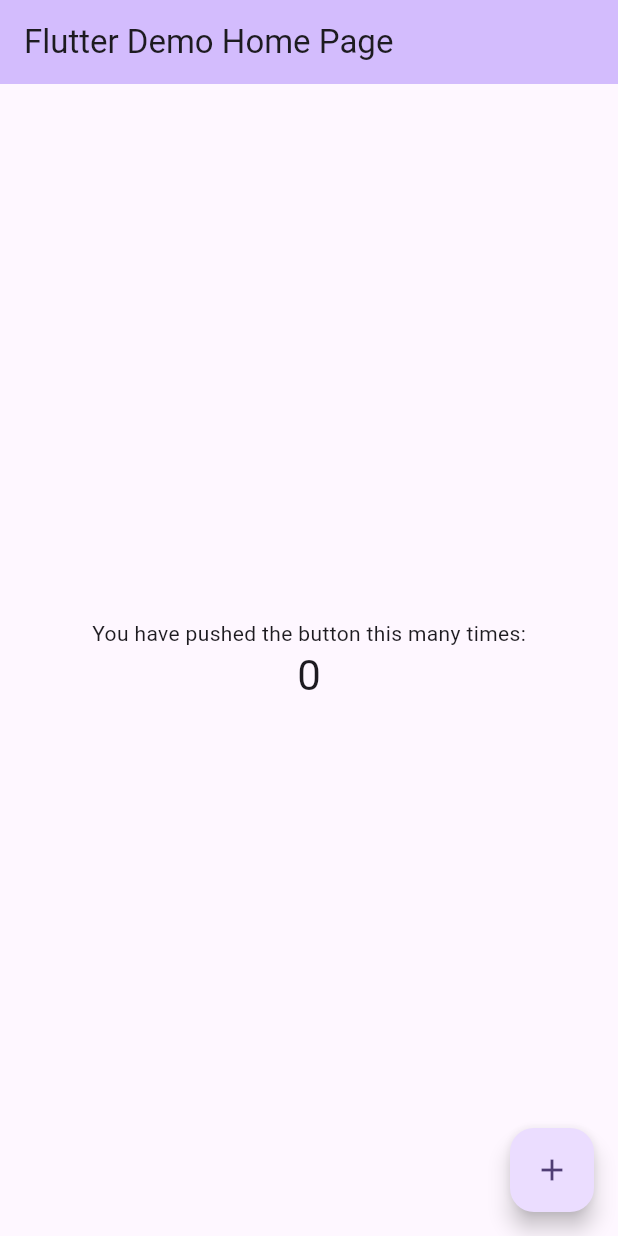
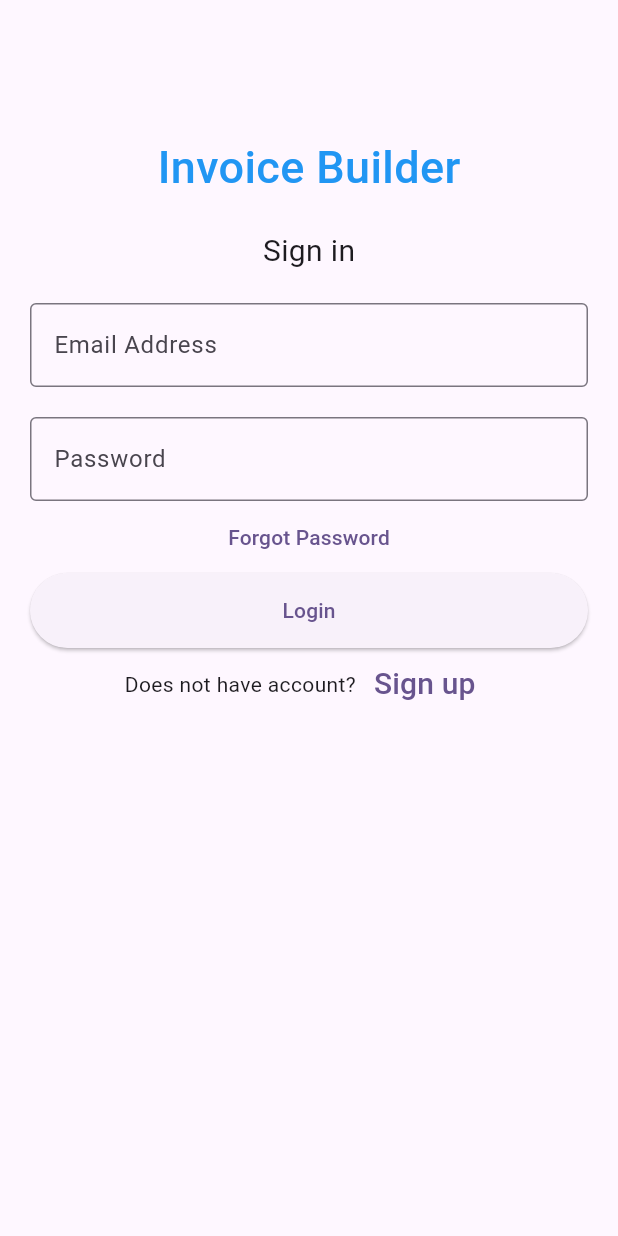
Before and after one commit to Ask-Sikandar/invoice_maker, a Flutter app: the screen it shows after launch, on a phone screen of 412 x 824 dp. Run offline on Flutter 3.47's test engine with Material 3 defaults, Android fonts, the phone set to English and light mode, and no system bars; our stand-ins replace equatable, firebase_auth, firebase_core, flutter_riverpod, hooks_riverpod; accounts and stored records are empty.

Commit message:
Signin, signout, signup working with some error in displaying error

```diff
--- a/analysis_options.yaml
+++ b/analysis_options.yaml
@@ -8,6 +8,10 @@
 # The following line activates a set of recommended lints for Flutter apps,
 # packages, and plugins designed to encourage good coding practices.
 include: package:flutter_lints/flutter.yaml
+
+analyzer:
+  plugins:
+    - custom_lint
 
 linter:
   # The lint rules applied to this project can be customized in the
--- a/lib/main.dart
+++ b/lib/main.dart
@@ -1,8 +1,24 @@
 import 'package:flutter/material.dart';
+import 'package:flutter_riverpod/flutter_riverpod.dart';
+import 'package:invoice_maker/ui/auth_checker.dart';
+import 'package:invoice_maker/ui/login_screen.dart';
+import 'firebase_options.dart';
+import 'package:firebase_core/firebase_core.dart';
 
-void main() {
-  runApp(const MyApp());
+void main() async {
+  WidgetsFlutterBinding.ensureInitialized();
+  await Firebase.initializeApp(
+    options: DefaultFirebaseOptions.currentPlatform,
+  );
+
+  runApp(
+      const ProviderScope(
+          child: MyApp()
+      )
+  );
 }
+
+
 
 class MyApp extends StatelessWidget {
   const MyApp({super.key});
@@ -13,113 +29,11 @@ class MyApp extends StatelessWidget {
     return MaterialApp(
       title: 'Flutter Demo',
       theme: ThemeData(
-        // This is the theme of your application.
-        //
-        // TRY THIS: Try running your application with "flutter run". You'll see
-        // the application has a purple toolbar. Then, without quitting the app,
-        // try changing the seedColor in the colorScheme below to Colors.green
-        // and then invoke "hot reload" (save your changes or press the "hot
-        // reload" button in a Flutter-supported IDE, or press "r" if you used
-        // the command line to start the app).
-        //
-        // Notice that the counter didn't reset back to zero; the application
-        // state is not lost during the reload. To reset the state, use hot
-        // restart instead.
-        //
-        // This works for code too, not just values: Most code changes can be
-        // tested with just a hot reload.
+
         colorScheme: ColorScheme.fromSeed(seedColor: Colors.deepPurple),
         useMaterial3: true,
       ),
-      home: const MyHomePage(title: 'Flutter Demo Home Page'),
+      home: const AuthChecker(),
     );
   }
 }
-
-class MyHomePage extends StatefulWidget {
-  const MyHomePage({super.key, required this.title});
-
-  // This widget is the home page of your application. It is stateful, meaning
-  // that it has a State object (defined below) that contains fields that affect
-  // how it looks.
-
-  // This class is the configuration for the state. It holds the values (in this
-  // case the title) provided by the parent (in this case the App widget) and
-  // used by the build method of the State. Fields in a Widget subclass are
-  // always marked "final".
-
-  final String title;
-
-  @override
-  State<MyHomePage> createState() => _MyHomePageState();
-}
-
-class _MyHomePageState extends State<MyHomePage> {
-  int _counter = 0;
-
-  void _incrementCounter() {
-    setState(() {
-      // This call to setState tells the Flutter framework that something has
-      // changed in this State, which causes it to rerun the build method below
-      // so that the display can reflect the updated values. If we changed
-      // _counter without calling setState(), then the build method would not be
-      // called again, and so nothing would appear to happen.
-      _counter++;
-    });
-  }
-
-  @override
-  Widget build(BuildContext context) {
-    // This method is rerun every time setState is called, for instance as done
-    // by the _incrementCounter method above.
-    //
-    // The Flutter framework has been optimized to make rerunning build methods
-    // fast, so that you can just rebuild anything that needs updating rather
-    // than having to individually change instances of widgets.
-    return Scaffold(
-      appBar: AppBar(
-        // TRY THIS: Try changing the color here to a specific color (to
-        // Colors.amber, perhaps?) and trigger a hot reload to see the AppBar
-        // change color while the other colors stay the same.
-        backgroundColor: Theme.of(context).colorScheme.inversePrimary,
-        // Here we take the value from the MyHomePage object that was created by
-        // the App.build method, and use it to set our appbar title.
-        title: Text(widget.title),
-      ),
-      body: Center(
-        // Center is a layout widget. It takes a single child and positions it
-        // in the middle of the parent.
-        child: Column(
-          // Column is also a layout widget. It takes a list of children and
-          // arranges them vertically. By default, it sizes itself to fit its
-          // children horizontally, and tries to be as tall as its parent.
-          //
-          // Column has various properties to control how it sizes itself and
-          // how it positions its children. Here we use mainAxisAlignment to
-          // center the children vertically; the main axis here is the vertical
-          // axis because Columns are vertical (the cross axis would be
-          // horizontal).
-          //
-          // TRY THIS: Invoke "debug painting" (choose the "Toggle Debug Paint"
-          // action in the IDE, or press "p" in the console), to see the
-          // wireframe for each widget.
-          mainAxisAlignment: MainAxisAlignment.center,
-          children: <Widget>[
-            const Text(
-              'You have pushed the button this many times:',
-            ),
-            Text(
-              '$_counter',
-              style: Theme.of(context).textTheme.headlineMedium,
-            ),
-          ],
-        ),
-      ),
-      floatingActionButton: FloatingActionButton(
-        onPressed: _incrementCounter,
-        tooltip: 'Increment',
-        child: const Icon(Icons.add),
-      ), // This trailing comma makes auto-formatting nicer for build methods.
-    );
-  }
-}
--- /dev/null
+++ b/lib/providers/auth_provider.dart
@@ -0,0 +1,11 @@
+import 'package:firebase_auth/firebase_auth.dart';
+import 'package:hooks_riverpod/hooks_riverpod.dart';
+import 'package:invoice_maker/repository/auth_repository.dart';
+
+final authRepositoryProvider = Provider<AuthRepository>((ref) {
+  return AuthRepository(FirebaseAuth.instance);
+});
+
+final authStateProvider = StreamProvider<User?>((ref) {
+  return ref.read(authRepositoryProvider).authStateChange;
+});
--- /dev/null
+++ b/lib/repository/auth_repository.dart
@@ -0,0 +1,45 @@
+import 'package:firebase_auth/firebase_auth.dart';
+
+class AuthRepository{
+  const AuthRepository(this._auth);
+  final FirebaseAuth _auth;
+
+  Future<void> signOut() async {
+    await _auth.signOut();
+  }
+
+  Stream<User?> get authStateChange => _auth.idTokenChanges();
+
+  Future<void> signUpWithEmailAndPassword(String emailAddress, String password) async {
+    try {
+      final credential = await FirebaseAuth.instance.createUserWithEmailAndPassword(
+        email: emailAddress,
+        password: password,
+      );
+    } on FirebaseAuthException catch (e) {
+      if (e.code == 'weak-password') {
+        throw FirebaseAuthException(code: e.code, message: 'Weak Password, Use a stronger Password');
+      } else if (e.code == 'email-already-in-use') {
+        throw FirebaseAuthException(code: e.code, message: 'Email already in use');
+      }
+    } catch (e) {
+      throw Exception(e.toString());
+    }
+  }
+
+  Future<User?> signInWithEmailAndPassword(String emailAddress, String password) async {
+    try {
+      final credential = await FirebaseAuth.instance.signInWithEmailAndPassword(
+          email: emailAddress,
+          password: password
+      );
+    } on FirebaseAuthException catch (e) {
+      if (e.code == 'user-not-found') {
+        throw FirebaseAuthException(message: 'User not found', code: e.code);
+      } else if (e.code == 'wrong-password') {
+        throw FirebaseAuthException(message: 'Wrong Password', code: e.code);
+      }
+    }
+    return null;
+  }
+}
--- /dev/null
+++ b/lib/ui/auth_checker.dart
@@ -0,0 +1,33 @@
+import 'package:flutter/material.dart';
+import 'package:flutter_riverpod/flutter_riverpod.dart';
+import 'package:invoice_maker/providers/auth_provider.dart';
+
+import 'home_screen.dart';
+import 'login_screen.dart';
+
+class AuthChecker extends ConsumerWidget {
+  const AuthChecker({super.key});
+
+  @override
+  Widget build(BuildContext context, WidgetRef ref) {
+    final authState = ref.watch(authStateProvider);
+
+    return authState.when(
+      data: (user) {
+        if (user != null) return const HomeScreen();
+          return const LoginScreen();
+      },
+      loading: () => const SplashScreen(),
+      error: (e, trace) => const LoginScreen()
+    );
+  }
+}
+
+class SplashScreen extends StatelessWidget {
+  const SplashScreen({super.key});
+
+  @override
+  Widget build(BuildContext context) {
+    return const Scaffold(body: Center(child: CircularProgressIndicator()));
+  }
+}
--- /dev/null
+++ b/lib/ui/login_screen.dart
@@ -0,0 +1,111 @@
+import 'package:flutter/material.dart';
+import 'package:firebase_core/firebase_core.dart';
+import 'package:flutter_riverpod/flutter_riverpod.dart';
+import '../firebase_options.dart';
+import 'package:invoice_maker/ui/vm/login_controller.dart';
+import 'package:invoice_maker/ui/vm/login_state.dart';
+import 'package:invoice_maker/ui/signup_screen.dart';
+
+
+class LoginScreen extends ConsumerStatefulWidget{
+  const LoginScreen({super.key});
+
+  @override
+  ConsumerState<ConsumerStatefulWidget> createState() => _LoginScreenState();
+}
+
+class _LoginScreenState extends ConsumerState<LoginScreen> {
+  final emailController = TextEditingController();
+  final passwordController = TextEditingController();
+
+  @override
+  Widget build(BuildContext context) {
+    ref.listen<LoginState>(loginControllerProvider, ((previous, state) {
+      if (state is LoginStateError) {
+        ScaffoldMessenger.of(context).showSnackBar(SnackBar(content: Text('kuch error'),
+        ));
+      }
+    }));
+    return Scaffold(
+      body: Padding(
+          padding: const EdgeInsets.all(10),
+          child: ListView(
+            padding: const EdgeInsets.symmetric(vertical: 70),
+            children: <Widget>[
+              Container(
+                  alignment: Alignment.center,
+                  padding: const EdgeInsets.all(10),
+                  child: const Text(
+                    'Invoice Builder',
+                    style: TextStyle(
+                        color: Colors.blue,
+                        fontWeight: FontWeight.w500,
+                        fontSize: 30),
+                  )),
+              Container(
+                  alignment: Alignment.center,
+                  padding: const EdgeInsets.all(10),
+                  child: const Text(
+                    'Sign in',
+                    style: TextStyle(fontSize: 20),
+                  )),
+              Container(
+                padding: const EdgeInsets.all(10),
+                child: TextField(
+                  controller: emailController,
+                  decoration: const InputDecoration(
+                    border: OutlineInputBorder(),
+                    labelText: 'Email Address',
+                  ),
+                ),
+              ),
+              Container(
+                padding: const EdgeInsets.fromLTRB(10, 10, 10, 0),
+                child: TextField(
+                  obscureText: true,
+                  controller: passwordController,
+                  decoration: const InputDecoration(
+                    border: OutlineInputBorder(),
+                    labelText: 'Password',
+                  ),
+                ),
+              ),
+              TextButton(
+                onPressed: () {
+                  //forgot password screen
+                },
+                child: const Text(
+                  'Forgot Password',
+                ),
+              ),
+              Container(
+                  height: 50,
+                  padding: const EdgeInsets.fromLTRB(10, 0, 10, 0),
+                  child: ElevatedButton(
+                    child: const Text('Login'),
+                    onPressed: () {
+                      ref
+                          .read(loginControllerProvider.notifier)
+                          .login(emailController.text, passwordController.text);
+                    },
+                  )),
+              Row(
+                mainAxisAlignment: MainAxisAlignment.center,
+                children: <Widget>[
+                  const Text('Does not have account?'),
+                  TextButton(
+                    child: const Text(
+                      'Sign up',
+                      style: TextStyle(fontSize: 20),
+                    ),
+                    onPressed: () {
+                      Navigator.push(context, MaterialPageRoute(builder: (context) => const SignUpScreen()));
+                    },
+                  )
+                ],
+              ),
+            ],
+          )),
+    );
+  }
+}
--- /dev/null
+++ b/lib/ui/vm/login_controller.dart
@@ -0,0 +1,31 @@
+import 'package:flutter_riverpod/flutter_riverpod.dart';
+import 'package:invoice_maker/providers/auth_provider.dart';
+import 'package:firebase_auth/firebase_auth.dart';
+import 'package:invoice_maker/ui/vm/login_state.dart';
+
+
+class LoginController extends StateNotifier<LoginState> {
+  LoginController(this.ref) : super(const LoginStateInitial());
+
+  final Ref ref;
+
+  void signOut() async {
+    await ref.read(authRepositoryProvider).signOut();
+  }
+
+  void login(String emailAddress, String password) async {
+    try {
+      await ref.read(authRepositoryProvider).signInWithEmailAndPassword(
+          emailAddress, password);
+      state = const LoginStateSuccess();
+    } catch (e) {
+      state = LoginStateError(e.toString());
+      print(e.toString());
+    }
+  }
+}
+  final loginControllerProvider = StateNotifierProvider<
+      LoginController,
+      LoginState>((ref) {
+    return LoginController(ref);
+  });
--- /dev/null
+++ b/lib/ui/vm/login_state.dart
@@ -0,0 +1,43 @@
+
+
+import 'package:equatable/equatable.dart';
+
+class LoginState extends Equatable{
+  const LoginState();
+
+  @override
+  List<Object> get props => [];
+
+}
+
+class LoginStateInitial extends LoginState{
+  const LoginStateInitial();
+
+  @override
+  List<Object> get props => [];
+
+}
+
+class LoginStateLoading extends LoginState{
+  const LoginStateLoading();
+
+  @override
+  List<Object> get props => [];
+
+}
+
+class LoginStateSuccess extends LoginState{
+  const LoginStateSuccess();
+
+  @override
+  List<Object> get props => [];
+
+}
+class LoginStateError extends LoginState{
+  final String error;
+  const LoginStateError(this.error);
+
+  @override
+  List<Object> get props => [error];
+
+}
--- a/pubspec.yaml
+++ b/pubspec.yaml
@@ -35,6 +35,11 @@ dependencies:
   # The following adds the Cupertino Icons font to your application.
   # Use with the CupertinoIcons class for iOS style icons.
   cupertino_icons: ^1.0.6
+  firebase_core: ^2.31.0
+  hooks_riverpod: ^2.5.1
+  flutter_riverpod: ^2.5.1
+  firebase_auth: ^4.19.5
+  equatable: ^2.0.5
 
 dev_dependencies:
   flutter_test:
```
Also changed, not shown: lib/ui/home_screen.dart (added, +24 -0 lines), lib/ui/signup_screen.dart (added, +103 -0 lines), lib/ui/vm/signup_controller.dart (added, +27 -0 lines), lib/ui/vm/signup_state.dart (added, +43 -0 lines), firebase.json (added), lib/firebase_options.dart (added), pubspec.lock, 6 other files.
